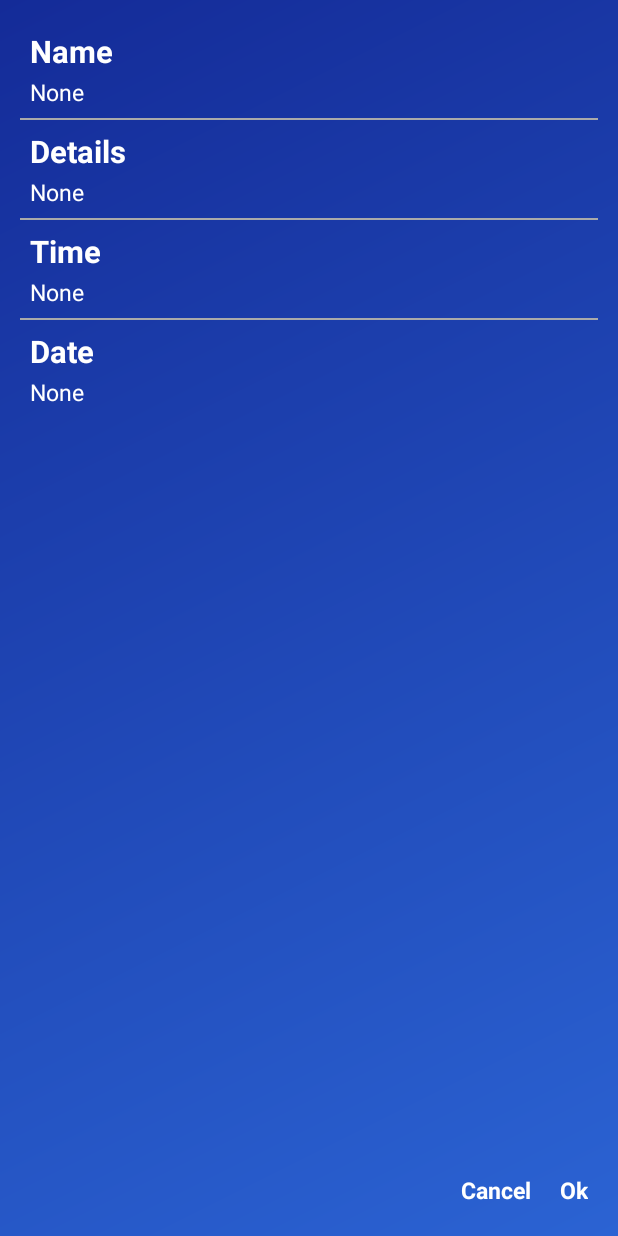
After one commit to Shuvo1260/CSE-Student-Mate, an Android app: the layout add_update_reminder.xml on its own in the app's theme, with its tools: preview values and no code run, on a phone screen of 412 x 824 dp. The commit adds this screen. Run offline under Robolectric (Android 15) with nearby library versions, the light colour scheme and no system bars.

Commit message:
ReminderDialog has created, add_update_reminder view created.

```diff
--- a/app/src/main/java/com/example/csestudentmate/Home/Reminders/Database/ReminderDatabaseQuery.java
+++ b/app/src/main/java/com/example/csestudentmate/Home/Reminders/Database/ReminderDatabaseQuery.java
@@ -51,7 +51,7 @@ public class ReminderDatabaseQuery {
     public long delete(Reminder reminder){
         long reminderId = -1;
 
-        ReminderDatabaseHelper reminderDatabaseHelper = ReminderDatabaseHelper.getInstance(context);
+        DatabaseHelper reminderDatabaseHelper = DatabaseHelper.getInstance(context);
         SQLiteDatabase sqLiteDatabase = reminderDatabaseHelper.getWritableDatabase();
 
 
--- a/app/src/main/java/com/example/csestudentmate/Home/Reminders/Features/RemindersList.java
+++ b/app/src/main/java/com/example/csestudentmate/Home/Reminders/Features/RemindersList.java
@@ -1,5 +1,7 @@
 package com.example.csestudentmate.Home.Reminders.Features;
 
+import android.app.AlertDialog;
+import android.content.DialogInterface;
 import android.os.Bundle;
 import android.support.design.widget.FloatingActionButton;
 import android.support.design.widget.Snackbar;
@@ -31,7 +33,7 @@ public class RemindersList extends Fragment {
     private List<Reminder> reminderList = new ArrayList<>();
 
     @Override
-    public View onCreateView(LayoutInflater inflater, ViewGroup container,
+    public View onCreateView(LayoutInflater inflater, final ViewGroup container,
                              Bundle savedInstanceState) {
         // Inflate the layout for this fragment
         final View view = inflater.inflate(R.layout.fragment_reminders, container, false);
@@ -108,7 +110,9 @@ public class RemindersList extends Fragment {
                     floatingActionButton.setImageDrawable(getActivity().getDrawable(R.drawable.ic_add_white));
                     emptyChecker();
                 }else{
-                    addReminder();
+//                    addReminder();
+                    ReminnderDialog reminnderDialog = new ReminnderDialog();
+                    reminnderDialog.show(getChildFragmentManager(), "Reminder");
                     retrieveReminders();
                     List<Boolean> ischecked = new ArrayList<>();
                     for(int index = 0; index < reminderList.size(); index++)
@@ -145,20 +149,22 @@ public class RemindersList extends Fragment {
     }
 
     private void addReminder(){
-        ReminderDatabaseQuery reminderDatabaseQuery = new ReminderDatabaseQuery(getContext());
-        Reminder reminder = new Reminder("Test", "Testingklkljlkjkljklklklklkl" +
-                "lkjlkjlklkj" +
-                "lkjlkjlkjlkjlkjlkjlkjlkjlkj" +
-                "lkjlkjlkjlkljlkjlklk" +
-                "kljlkjlkjlkjlkjlkj" +
-                "lkjlkjlkjlkjlklkkllklk last\nfd\nfs\nfsd\nfd\nfd\nfd\nsf\ner\ndf\nfsd\nfd\nfd\nfd\nsf\ner\ndf" +
-                "sfajlk finish\nfinish" +
-                "finish 1\n finish2", 10, 0, 12, 8, 2019);
 
-        if(reminderDatabaseQuery.insert(reminder) == -1)
-            Toast.makeText(getContext(), "Insertion Failed", Toast.LENGTH_SHORT).show();
-        else
-            Toast.makeText(getContext(), "Success", Toast.LENGTH_LONG).show();
+
+//        ReminderDatabaseQuery reminderDatabaseQuery = new ReminderDatabaseQuery(getContext());
+//        Reminder reminder = new Reminder("Test", "Testingklkljlkjkljklklklklkl" +
+//                "lkjlkjlklkj" +
+//                "lkjlkjlkjlkjlkjlkjlkjlkjlkj" +
+//                "lkjlkjlkjlkljlkjlklk" +
+//                "kljlkjlkjlkjlkjlkj" +
+//                "lkjlkjlkjlkjlklkkllklk last\nfd\nfs\nfsd\nfd\nfd\nfd\nsf\ner\ndf\nfsd\nfd\nfd\nfd\nsf\ner\ndf" +
+//                "sfajlk finish\nfinish" +
+//                "finish 1\n finish2", 10, 0, 12, 8, 2019);
+//
+//        if(reminderDatabaseQuery.insert(reminder) == -1)
+//            Toast.makeText(getContext(), "Insertion Failed", Toast.LENGTH_SHORT).show();
+//        else
+//            Toast.makeText(getContext(), "Success", Toast.LENGTH_LONG).show();
 
     }
 }
--- /dev/null
+++ b/app/src/main/java/com/example/csestudentmate/Home/Reminders/Features/ReminnderDialog.java
@@ -0,0 +1,72 @@
+package com.example.csestudentmate.Home.Reminders.Features;
+
+import android.app.AlertDialog;
+import android.app.Dialog;
+import android.os.Bundle;
+import android.support.v7.app.AppCompatDialogFragment;
+import android.view.LayoutInflater;
+import android.view.View;
+import android.widget.LinearLayout;
+import android.widget.TextView;
+import android.widget.Toast;
+
+import com.example.csestudentmate.R;
+
+public class ReminnderDialog extends AppCompatDialogFragment implements View.OnClickListener {
+    private TextView ok, cancel;
+    private TextView date, time, name, details;
+
+    private LinearLayout nameLayout, detailsLayout, timeLayout, dateLayout;
+
+    @Override
+    public Dialog onCreateDialog(Bundle savedInstanceState) {
+
+        LayoutInflater layoutInflater = getActivity().getLayoutInflater();
+        View dialogView = getActivity().getLayoutInflater().inflate(R.layout.add_update_reminder, null);
+
+        AlertDialog.Builder builder = new AlertDialog.Builder(getActivity());
+
+        builder.setView(dialogView);
+
+        ok = dialogView.findViewById(R.id.okId);
+        cancel = dialogView.findViewById(R.id.cancelId);
+
+        name = dialogView.findViewById(R.id.reminderNameId);
+        details = dialogView.findViewById(R.id.reminderDetailsId);
+        time = dialogView.findViewById(R.id.reminderTimeId);
+        date = dialogView.findViewById(R.id.reminderDataId);
+
+        nameLayout = dialogView.findViewById(R.id.reminderNameLayoutId);
+        detailsLayout = dialogView.findViewById(R.id.reminderDetailsLayoutId);
+        timeLayout = dialogView.findViewById(R.id.reminderTimeLayoutId);
+        dateLayout = dialogView.findViewById(R.id.reminderDateLayoutId);
+
+        nameLayout.setOnClickListener(this);
+        detailsLayout.setOnClickListener(this);
+        timeLayout.setOnClickListener(this);
+        dateLayout.setOnClickListener(this);
+
+        ok.setOnClickListener(this);
+        cancel.setOnClickListener(this);
+
+        return builder.create();
+    }
+
+    @Override
+    public void onClick(View v) {
+        if(v.getId() == R.id.reminderNameLayoutId){
+            Toast.makeText(getContext(), "Name", Toast.LENGTH_SHORT).show();
+        }else if(v.getId() == R.id.reminderDetailsLayoutId){
+            Toast.makeText(getContext(), "Details", Toast.LENGTH_SHORT).show();
+        }else if(v.getId() == R.id.reminderTimeLayoutId){
+            Toast.makeText(getContext(), "Time", Toast.LENGTH_SHORT).show();
+        }else if(v.getId() == R.id.reminderDateLayoutId){
+            Toast.makeText(getContext(), "Date", Toast.LENGTH_SHORT).show();
+        }else if(v.getId() == R.id.okId){
+            Toast.makeText(getContext(), "Done", Toast.LENGTH_SHORT).show();
+            dismiss();
+        }else if(v.getId() == R.id.cancelId){
+            dismiss();
+        }
+    }
+}
--- a/app/src/main/res/drawable-v24/theme.xml
+++ b/app/src/main/res/drawable-v24/theme.xml
@@ -4,6 +4,6 @@
         android:type="linear"
         android:startColor="#FF2b63d3"
         android:endColor="#FF142b98"
-        android:angle="180"
+        android:angle="135"
         />
 </shape>
--- /dev/null
+++ b/app/src/main/res/layout/add_update_reminder.xml
@@ -0,0 +1,179 @@
+<?xml version="1.0" encoding="utf-8"?>
+<RelativeLayout
+    xmlns:android="http://schemas.android.com/apk/res/android"
+    android:layout_width="match_parent"
+    android:layout_height="match_parent"
+    android:background="@drawable/theme"
+    android:orientation="vertical"
+    android:padding="@dimen/_10sdp"
+    android:scrollbars="vertical"
+    >
+
+    <LinearLayout
+        android:id="@+id/reminderNameLayoutId"
+        android:layout_width="match_parent"
+        android:layout_height="wrap_content"
+        android:orientation="vertical"
+        >
+        <TextView
+            android:layout_width="wrap_content"
+            android:layout_height="wrap_content"
+            android:text="@string/name"
+            android:textStyle="bold"
+            android:textSize="@dimen/_16sdp"
+            android:textColor="@android:color/white"
+            android:layout_marginBottom="@dimen/_2sdp"
+            android:layout_marginTop="@dimen/_5sdp"
+            android:layout_marginLeft="@dimen/_5sdp"
+            />
+        <TextView
+            android:id="@+id/reminderNameId"
+            android:layout_width="wrap_content"
+            android:layout_height="wrap_content"
+            android:text="@string/none"
+            android:textSize="@dimen/_12sdp"
+            android:textColor="@android:color/white"
+            android:layout_marginBottom="@dimen/_5sdp"
+            android:layout_marginLeft="@dimen/_5sdp"
+            />
+    </LinearLayout>
+
+
+    <LinearLayout
+        android:id="@+id/reminderDetailsLayoutId"
+        android:layout_width="match_parent"
+        android:layout_height="wrap_content"
+        android:orientation="vertical"
+        android:layout_below="@id/reminderNameLayoutId"
+        >
+        <View
+        android:layout_width="match_parent"
+        android:layout_height="1dp"
+        android:background="@android:color/darker_gray"
+        />
+        <TextView
+            android:layout_width="wrap_content"
+            android:layout_height="wrap_content"
+            android:text="@string/details"
+            android:textStyle="bold"
+            android:textSize="@dimen/_16sdp"
+            android:textColor="@android:color/white"
+            android:layout_marginBottom="@dimen/_2sdp"
+            android:layout_marginTop="@dimen/_5sdp"
+            android:layout_marginLeft="@dimen/_5sdp"
+            />
+        <TextView
+            android:id="@+id/reminderDetailsId"
+            android:layout_width="wrap_content"
+            android:layout_height="wrap_content"
+            android:text="@string/none"
+            android:textSize="@dimen/_12sdp"
+            android:textColor="@android:color/white"
+            android:maxHeight="@dimen/_30sdp"
+            android:layout_marginBottom="@dimen/_5sdp"
+            android:layout_marginLeft="@dimen/_5sdp"
+            />
+    </LinearLayout>
+
+    <LinearLayout
+        android:id="@+id/reminderTimeLayoutId"
+        android:layout_width="match_parent"
+        android:layout_height="wrap_content"
+        android:orientation="vertical"
+        android:layout_below="@id/reminderDetailsLayoutId"
+        >
+        <View
+            android:layout_width="match_parent"
+            android:layout_height="1dp"
+            android:background="@android:color/darker_gray"
+            />
+        <TextView
+            android:layout_width="wrap_content"
+            android:layout_height="wrap_content"
+            android:text="@string/time"
+            android:textStyle="bold"
+            android:textSize="@dimen/_16sdp"
+            android:textColor="@android:color/white"
+            android:layout_marginBottom="@dimen/_2sdp"
+            android:layout_marginTop="@dimen/_5sdp"
+            android:layout_marginLeft="@dimen/_5sdp"
+            />
+        <TextView
+            android:id="@+id/reminderTimeId"
+            android:layout_width="wrap_content"
+            android:layout_height="wrap_content"
+            android:text="@string/none"
+            android:textSize="@dimen/_12sdp"
+            android:textColor="@android:color/white"
+            android:layout_marginBottom="@dimen/_5sdp"
+            android:layout_marginLeft="@dimen/_5sdp"
+            />
+    </LinearLayout>
+
+    <LinearLayout
+        android:id="@+id/reminderDateLayoutId"
+        android:layout_width="match_parent"
+        android:layout_height="wrap_content"
+        android:orientation="vertical"
+        android:layout_below="@id/reminderTimeLayoutId"
+        >
+        <View
+            android:layout_width="match_parent"
+            android:layout_height="1dp"
+            android:background="@android:color/darker_gray"
+            />
+        <TextView
+            android:layout_width="wrap_content"
+            android:layout_height="wrap_content"
+            android:text="@string/date"
+            android:textStyle="bold"
+            android:textSize="@dimen/_16sdp"
+            android:textColor="@android:color/white"
+            android:layout_marginBottom="@dimen/_2sdp"
+            android:layout_marginTop="@dimen/_5sdp"
+            android:layout_marginLeft="@dimen/_5sdp"
+            />
+        <TextView
+            android:id="@+id/reminderDataId"
+            android:layout_width="wrap_content"
+            android:layout_height="wrap_content"
+            android:text="@string/none"
+            android:textSize="@dimen/_12sdp"
+            android:textColor="@android:color/white"
+            android:layout_marginBottom="@dimen/_5sdp"
+            android:layout_marginLeft="@dimen/_5sdp"
+            />
+    </LinearLayout>
+
+
+    <RelativeLayout
+        android:layout_width="match_parent"
+        android:layout_height="wrap_content"
+        android:layout_alignParentBottom="true"
+        android:gravity="end"
+        android:padding="@dimen/_5sdp"
+        >
+
+        <TextView
+            android:id="@+id/cancelId"
+            android:layout_width="wrap_content"
+            android:layout_height="wrap_content"
+            android:textColor="@android:color/white"
+            android:textSize="@dimen/_12sdp"
+            android:textStyle="bold"
+            android:text="@string/cancel"
+            />
+        <TextView
+            android:id="@+id/okId"
+            android:layout_width="wrap_content"
+            android:layout_height="wrap_content"
+            android:textColor="@android:color/white"
+            android:textSize="@dimen/_12sdp"
+            android:textStyle="bold"
+            android:text="@string/ok"
+            android:layout_toRightOf="@id/cancelId"
+            android:layout_marginLeft="@dimen/_15sdp"
+            />
+    </RelativeLayout>
+
+</RelativeLayout>
--- a/app/src/main/res/values/strings.xml
+++ b/app/src/main/res/values/strings.xml
@@ -32,4 +32,12 @@
 
     <string name="notesEmptyMessage">Note list is empty</string>
     <string name="remindersEmptyMessage">Reminder list is empty</string>
+
+    <string name="none">None</string>
+    <string name="ok">Ok</string>
+    <string name="cancel">Cancel</string>
+    <string name="name">Name</string>
+    <string name="details">Details</string>
+    <string name="time">Time</string>
+    <string name="date">Date</string>
 </resources>
```
Also changed, not shown: app/src/main/res/drawable-v24/logo_colorful.png (renamed from app/src/main/res/drawable-hdpi/logo_colorful.png), app/src/main/res/drawable-v24/logo_white.png (renamed from app/src/main/res/drawable-hdpi/logo_white.png), app/src/main/res/drawable-xhdpi/logo_colorful.png, app/src/main/res/drawable-xhdpi/logo_white.png, app/src/main/res/drawable-xxhdpi/logo_colorful.png, app/src/main/res/drawable-xxhdpi/logo_white.png, app/src/main/res/drawable-xxxhdpi/logo_colorful.png, app/src/main/res/drawable-xxxhdpi/logo_white.png, app/src/main/res/drawable/logo_colorful.png (added), app/src/main/res/drawable/logo_white.png (added).
